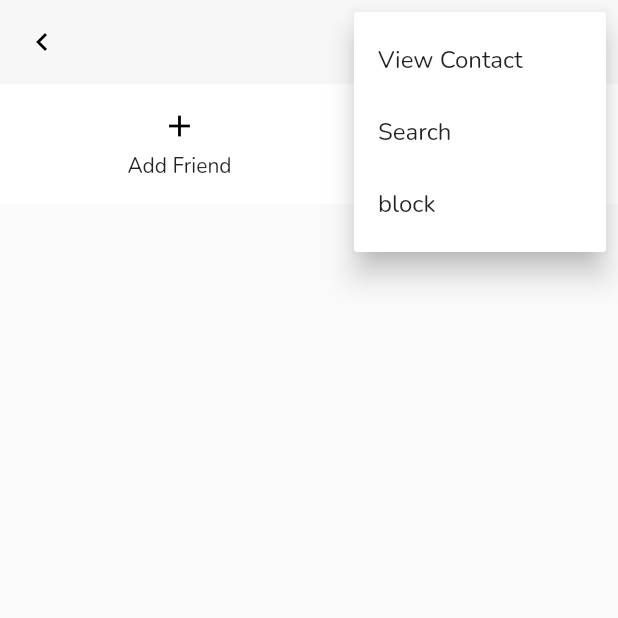
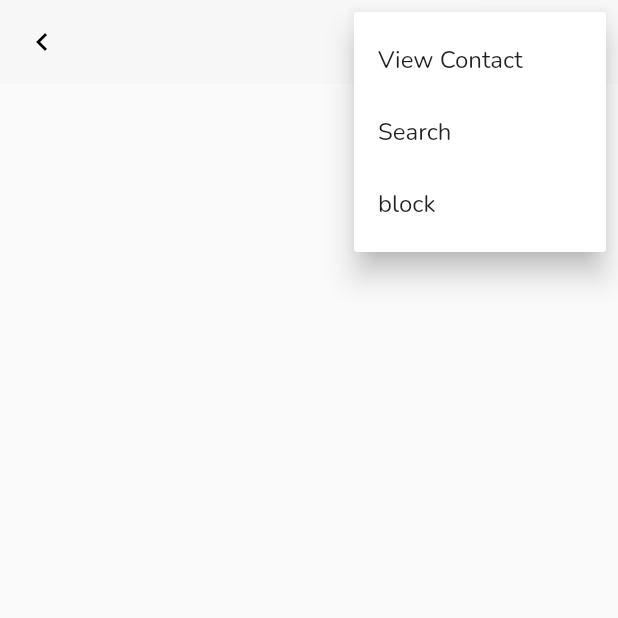
Before and after one commit to zuludin04/nyarios, a Flutter app: the ChattingScreen screen opened directly with empty values, after a tap on the "more vert" icon, on a phone screen of 412 x 824 dp, the top half of it. Run offline on Flutter 3.47's test engine with Material 2 defaults, Android fonts, the phone set to English and light mode, and no system bars; drawn by our look-alikes of grouped_list; our stand-ins replace cloud_firestore, dio, file_picker, firebase_auth, firebase_core, firebase_storage and 9 more; missing offline and left inert: barcode_scan2, clipboard; accounts and stored records are empty.

Commit message:
change last message friend parameter to roomId

```diff
--- a/lib/data/model/last_message.dart
+++ b/lib/data/model/last_message.dart
@@ -1,18 +1,17 @@
-import 'package:nyarios/data/model/friend.dart';
 import 'package:nyarios/data/model/profile.dart';
 
 class LastMessage {
   String? message;
   String? receiverId;
   int? sendDatetime;
+  String? roomId;
   Profile? profile;
-  Friend? friend;
 
   LastMessage({
     this.message,
     this.receiverId,
     this.sendDatetime,
     this.profile,
-    this.friend,
+    this.roomId,
   });
 }
--- a/lib/data/repositories/chat_repository.dart
+++ b/lib/data/repositories/chat_repository.dart
@@ -46,7 +46,7 @@ class ChatRepository {
           sendDatetime: sendDateTime,
           receiverId: receiverId,
           profile: profile,
-          friend: friend,
+          roomId: friend?.roomId,
         );
 
         lastMessages.clear();
--- a/lib/data/repositories/contact_repository.dart
+++ b/lib/data/repositories/contact_repository.dart
@@ -50,20 +50,20 @@ class ContactRepository {
       var profileId = e.data()['profileId'];
       var profile = await profileRepository.loadSingleProfile(profileId);
       var friend = await loadSingleFriend(profileId);
-      return LastMessage(friend: friend, profile: profile);
+      return LastMessage(roomId: friend?.roomId, profile: profile);
     }).toList();
 
     return Future.wait(list);
   }
 
-  Future<Friend> loadSingleFriend(String? uid) async {
+  Future<Friend?> loadSingleFriend(String? uid) async {
     var ref = await FirebaseFirestore.instance
         .collection('contact')
         .doc(StorageServices.to.userId)
         .collection('friends')
         .doc(uid)
         .get();
-    return Friend.fromMap(ref.data()!);
+    return ref.data() == null ? null : Friend.fromMap(ref.data()!);
   }
 
   Future<void> changeBlockStatus(String? profileId, bool blocked) async {
@@ -87,7 +87,7 @@ class ContactRepository {
       var profileId = e.data()['profileId'];
       var profile = await profileRepository.loadSingleProfile(profileId);
       var friend = await loadSingleFriend(profileId);
-      return LastMessage(friend: friend, profile: profile);
+      return LastMessage(roomId: friend?.roomId, profile: profile);
     }).toList();
 
     return Future.wait(list);
--- a/lib/ui/chat/chatting_screen.dart
+++ b/lib/ui/chat/chatting_screen.dart
@@ -46,8 +46,8 @@ class _ChattingScreenState extends State<ChattingScreen> {
 
   @override
   void initState() {
-    alreadyAdded = lastMassage.friend!.alreadyAdded!;
-    blocked = lastMassage.friend!.blocked!;
+    alreadyAdded = true;
+    blocked = false;
     super.initState();
   }
 
@@ -109,7 +109,7 @@ class _ChattingScreenState extends State<ChattingScreen> {
                           AppRoutes.search,
                           arguments: {
                             'type': 'chats',
-                            'roomId': lastMassage.friend?.roomId,
+                            'roomId': lastMassage.roomId,
                             'user': lastMassage.profile?.name,
                           },
                         );
@@ -150,7 +150,7 @@ class _ChattingScreenState extends State<ChattingScreen> {
                     _friendNotAddedAction(
                       () {
                         contactRepo.saveNewFriend(lastMassage.profile!,
-                            lastMassage.friend!.roomId!, true);
+                            lastMassage.roomId!, true);
                         setState(() {
                           alreadyAdded = !alreadyAdded;
                         });
@@ -177,7 +177,7 @@ class _ChattingScreenState extends State<ChattingScreen> {
           Expanded(
             child: StreamBuilder(
               stream:
-                  chatRepo.loadUserChatsByRoomId(lastMassage.friend?.roomId),
+                  chatRepo.loadUserChatsByRoomId(lastMassage.roomId),
               builder: (context, snapshot) {
                 if (snapshot.hasError) {
                   return Center(child: Text('something_went_wrong'.tr));
@@ -423,7 +423,7 @@ class _ChattingScreenState extends State<ChattingScreen> {
       IconButton(
         onPressed: () {
           chatRepo
-              .batchDelete(lastMassage.friend!.roomId!, selectedChat,
+              .batchDelete(lastMassage.roomId!, selectedChat,
                   lastMassage.profile!)
               .then((value) {
             setState(() {
@@ -477,7 +477,7 @@ class _ChattingScreenState extends State<ChattingScreen> {
     chatRepo.updateLastMessage(true, lastMassage.profile!.uid!, message);
     chatRepo.updateLastMessage(false, lastMassage.profile!.uid!, message);
 
-    chatRepo.sendNewMessage(lastMassage.friend?.roomId, chat);
+    chatRepo.sendNewMessage(lastMassage.roomId, chat);
   }
 
   void _pickImage(bool fromGallery) async {
```
Also changed, not shown: lib/ui/qrcode/qr_code_profile_screen.dart (+18 -7 lines).
